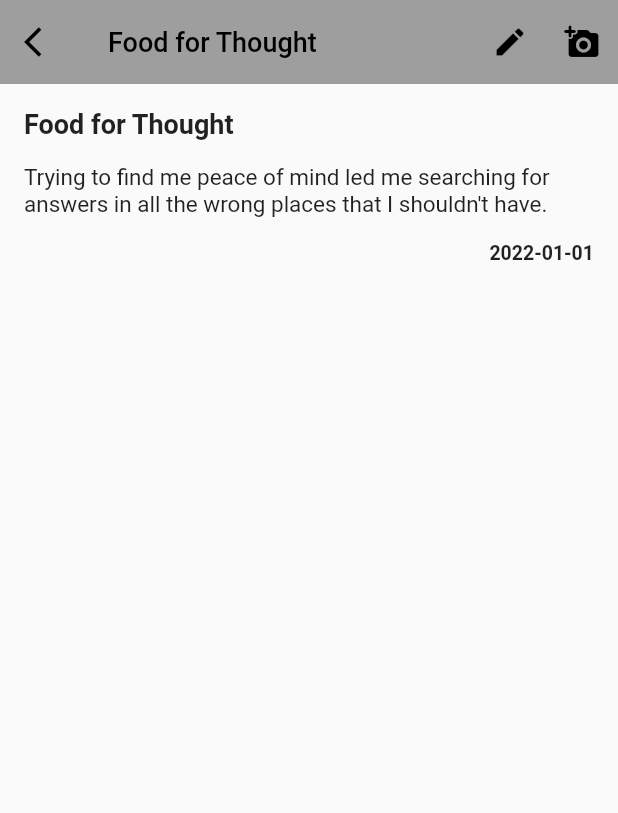
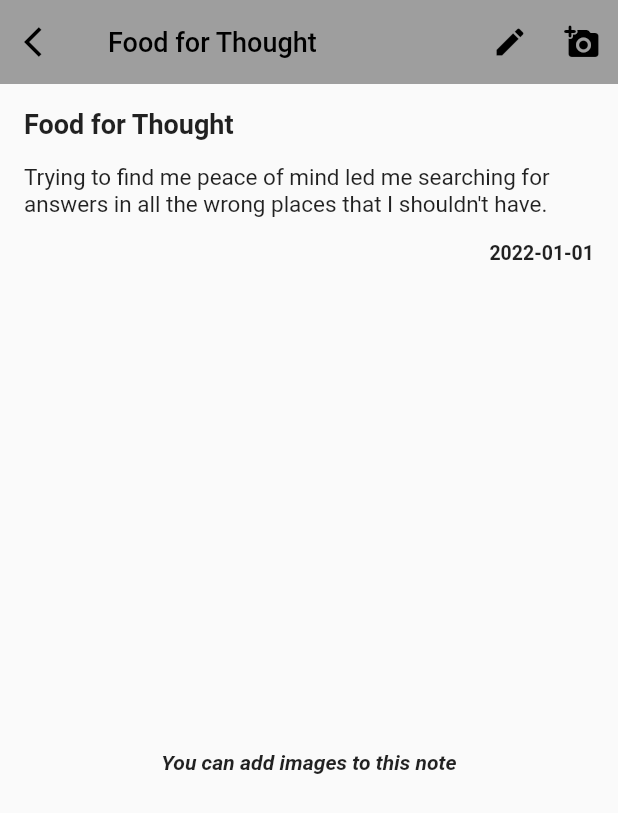
Before and after one commit to abdulwahabhassan/flutter-app, a Flutter app: the screen it shows after launch, after a tap on "Food for Thought", on a phone screen of 412 x 824 dp. Shown: the top 813 px of the screen. Run offline on Flutter 3.47's test engine with Material 2 defaults, Android fonts, the phone set to English and light mode, and no system bars; our stand-ins replace image_picker.

Commit message:
Add image picking

```diff
--- a/lib/main.dart
+++ b/lib/main.dart
@@ -1,4 +1,3 @@
-
 import 'package:flutter/material.dart';
 import 'package:flutter_app/note_details_screen.dart';
 import 'model/note.dart';
@@ -8,7 +7,7 @@ class NotesApp extends StatefulWidget {
   const NotesApp({super.key});
 
   @override
-  State<StatefulWidget> createState() => _NotesAppState();
+  State<NotesApp> createState() => _NotesAppState();
 }
 
 class _NotesAppState extends State<NotesApp> {
@@ -26,12 +25,12 @@ class _NotesAppState extends State<NotesApp> {
                 items: notes,
                 onSelectNote: _setSelectedNote,
               )),
-          if (_selectedNote != null )
+          if (_selectedNote != null)
             MaterialPage(
               key: ValueKey(_selectedNote?.id),
               child: NoteDetailsScreen(note: _selectedNote!),
             )
-          ],
+        ],
         onPopPage: (route, result) {
           if (!route.didPop(result)) {
             return false;
--- a/lib/model/note.dart
+++ b/lib/model/note.dart
@@ -15,79 +15,115 @@ class Note {
         id: 1,
         title: "Food for Thought",
         body:
-            "Trying to find me peace of mind led me searching for answers in all the wrong places that I shouldn't have.",
+            "Trying to find me peace of mind led me searching for answers "
+                "in all the wrong places that I shouldn't have.",
         date: "2022-01-01"),
     Note(
         id: 2,
         title: "100 Reasons to Colonize Mars",
         body:
-            "Mars is the new rave. But amidst all the media hype, are there any genuine and valid reasons as to why we should colonize mars.",
+            "Mars is the new rave. But amidst all the media hype, are there any "
+                "genuine and valid reasons as to why we should colonize mars. "
+                "Trying to find me peace of mind led me searching for answers "
+                "in all the wrong places that I shouldn't have.",
         date: "2022-08-02"),
     Note(
         id: 3,
         title: "Blood and Water",
         body:
-            "It is often said that blood is thicker than water. I would however like to interpret this sentence in a much different context that we can all relate to and realize that the case is not always true. ",
+            "It is often said that blood is thicker than water. "
+                "I would however like to interpret this sentence in a "
+                "much different context that we can all relate to and "
+                "realize that the case is not always true. ",
         date: "2022-04-04"),
     Note(
         id: 4,
         title: "Food for Thought",
         body:
-            "Trying to find me peace of mind led me searching for answers in all the wrong places that I shouldn't have.",
+            "Trying to find me peace of mind led me searching for answers "
+                "in all the wrong places that I shouldn't have.",
         date: "2022-01-01"),
     Note(
         id: 5,
         title: "100 Reasons to Colonize Mars",
         body:
-            "Mars is the new rave. But amidst all the media hype, are there any genuine and valid reasons as to why we should colonize mars.",
+            "Mars is the new rave. But amidst all the media hype,"
+                " are there any genuine and valid reasons as to why"
+                " we should colonize mars.",
         date: "2022-08-02"),
     Note(
         id: 6,
         title: "Blood and Water",
         body:
-            "It is often said that blood is thicker than water. I would however like to interpret this sentence in a much different context that we can all relate to and realize that the case is not always true. ",
+            "It is often said that blood is thicker than water. "
+                "I would however like to interpret this sentence in a "
+                "much different context that we can all relate to and realize "
+                "that the case is not always true. ",
         date: "2022-04-04"),
     Note(
         id: 7,
         title: "Food for Thought",
         body:
-            "Trying to find me peace of mind led me searching for answers in all the wrong places that I shouldn't have.",
+            "Trying to find me peace of mind led me searching for answers "
+                "in all the wrong places that I shouldn't have. Trying to find "
+                "me peace of mind led me searching for answers in all the wrong "
+                "places that I shouldn't have. Trying to find me peace of mind "
+                "led me searching for answers in all the wrong places that I"
+                " shouldn't have. Trying to find me peace of mind led me "
+                "searching for answers in all the wrong places that I "
+                "shouldn't have. Trying to find me peace of mind led me "
+                "searching for answers in all the wrong places that I "
+                "shouldn't have.",
         date: "2022-01-01"),
     Note(
         id: 8,
         title: "100 Reasons to Colonize Mars",
         body:
-            "Mars is the new rave. But amidst all the media hype, are there any genuine and valid reasons as to why we should colonize mars.",
+            "Mars is the new rave. But amidst all the media hype, are there"
+                " any genuine and valid reasons as to why we should "
+                "colonize mars.",
         date: "2022-08-02"),
     Note(
         id: 9,
         title: "Blood and Water",
         body:
-            "It is often said that blood is thicker than water. I would however like to interpret this sentence in a much different context that we can all relate to and realize that the case is not always true. ",
+            "It is often said that blood is thicker than water. "
+                "I would however like to interpret this sentence in a"
+                " much different context that we can all relate to and "
+                "realize that the case is not always true. ",
         date: "2022-04-04"),
     Note(
         id: 10,
         title: "Blood and Water",
         body:
-            "It is often said that blood is thicker than water. I would however like to interpret this sentence in a much different context that we can all relate to and realize that the case is not always true. ",
+            "It is often said that blood is thicker than water. "
+                "I would however like to interpret this sentence in a much "
+                "different context that we can all relate to and realize "
+                "that the case is not always true. ",
         date: "2022-04-04"),
     Note(
         id: 11,
         title: "Food for Thought",
         body:
-            "Trying to find me peace of mind led me searching for answers in all the wrong places that I shouldn't have.",
+            "Trying to find me peace of mind led me searching for answers in"
+                " all the wrong places that I shouldn't have.",
         date: "2022-01-01"),
     Note(
         id: 12,
         title: "100 Reasons to Colonize Mars",
         body:
-            "Mars is the new rave. But amidst all the media hype, are there any genuine and valid reasons as to why we should colonize mars.",
+            "Mars is the new rave. But amidst all the media hype, "
+                "are there any genuine and valid reasons as to why we "
+                "should colonize mars.",
         date: "2022-08-02"),
     Note(
         id: 13,
         title: "Blood and Water",
         body:
-            "It is often said that blood is thicker than water. I would however like to interpret this sentence in a much different context that we can all relate to and realize that the case is not always true. ",
+            "It is often said that blood is thicker than water. "
+                "I would however like to interpret this sentence in a "
+                "much different context that we can all relate to and "
+                "realize that the case is not always true. ",
         date: "2022-04-04")
   ];
 }
--- a/lib/note_details_screen.dart
+++ b/lib/note_details_screen.dart
@@ -1,12 +1,25 @@
 import 'package:flutter/material.dart';
+import 'package:image_picker/image_picker.dart';
+import 'model/note.dart';
+import 'dart:io';
 
-import 'model/note.dart';
-
-
-class NoteDetailsScreen extends StatelessWidget {
-  const NoteDetailsScreen({Key? key, required this.note}) : super(key: key);
+class NoteDetailsScreen extends StatefulWidget {
+  const NoteDetailsScreen({
+    Key? key,
+    required this.note,
+  }) : super(key: key);
 
   final Note note;
+
+  @override
+  State<NoteDetailsScreen> createState() => _NoteDetailsScreenState();
+}
+
+class _NoteDetailsScreenState extends State<NoteDetailsScreen> {
+  List<XFile>? _imageFileList;
+  dynamic _pickImageError;
+  String? _retrieveDataError;
+  final ImagePicker _picker = ImagePicker();
 
   @override
   Widget build(BuildContext context) {
@@ -18,13 +31,17 @@ class NoteDetailsScreen extends StatelessWidget {
             },
             icon: const Icon(Icons.arrow_back_ios)),
         title: Text(
-          note.title,
+          widget.note.title,
           style: const TextStyle(inherit: true, fontSize: 18),
         ),
         actions: [
           IconButton(onPressed: () {}, icon: const Icon(Icons.edit)),
           IconButton(
-              onPressed: () {}, icon: const Icon(Icons.add_a_photo_rounded))
+              onPressed: () {
+                _handleImagePickerPressed(ImageSource.gallery,
+                    context: context, isMultiImage: true);
+              },
+              icon: const Icon(Icons.add_a_photo_rounded))
         ],
         // bottom: TabBar(tabs: ),
         elevation: 0.0,
@@ -38,7 +55,7 @@ class NoteDetailsScreen extends StatelessWidget {
             mainAxisAlignment: MainAxisAlignment.start,
             children: [
               Text(
-                note.title,
+                widget.note.title,
                 style: const TextStyle(
                     inherit: true, fontWeight: FontWeight.bold, fontSize: 18),
               ),
@@ -47,16 +64,14 @@ class NoteDetailsScreen extends StatelessWidget {
                 child: Column(
                   children: [
                     Text(
-                      note.body,
-                      style: const TextStyle(
-                          inherit: true,
-                          fontSize: 15),
+                      widget.note.body,
+                      style: const TextStyle(inherit: true, fontSize: 15),
                     ),
                     Container(
                       alignment: Alignment.centerRight,
                       margin: const EdgeInsets.symmetric(vertical: 16.0),
                       child: Text(
-                        note.date,
+                        widget.note.date,
                         style: const TextStyle(
                             inherit: true,
                             fontWeight: FontWeight.bold,
@@ -65,11 +80,119 @@ class NoteDetailsScreen extends StatelessWidget {
                     ),
                   ],
                 ),
-              )
+              ),
+              Expanded(child: _handlePreview())
             ],
           ),
         ),
       ),
     );
   }
+
+  void _setImageFileListFromFile(XFile? value) {
+    _imageFileList = value == null ? null : <XFile>[value];
+  }
+
+  Future<void> _handleImagePickerPressed(ImageSource source,
+      {BuildContext? context, bool isMultiImage = false}) async {
+    if (isMultiImage) {
+      try {
+        final List<XFile>? pickedFileList = await _picker.pickMultiImage();
+        setState(() {
+          _imageFileList = pickedFileList;
+        });
+      } catch (e) {
+        setState(() {
+          _pickImageError = e;
+        });
+      }
+    } else {
+      try {
+        final XFile? pickedFile = await _picker.pickImage(
+            source: source, maxWidth: 100, maxHeight: 100);
+        setState(() {
+          _setImageFileListFromFile(pickedFile);
+        });
+      } catch (e) {
+        setState(() {
+          _pickImageError = e;
+        });
+      }
+    }
+  }
+
+  Widget _previewImages() {
+    final Text? retrieveError = _getRetrieveErrorWidget();
+    if (retrieveError != null) {
+      return retrieveError;
+    }
+    if (_imageFileList != null) {
+      return GridView.builder(
+        scrollDirection: Axis.vertical,
+        shrinkWrap: true,
+        key: UniqueKey(),
+        itemBuilder: (BuildContext context, int index) {
+          return ClipRRect(
+            borderRadius: BorderRadius.circular(8),
+            child: Image.file(
+              File(_imageFileList![index].path),
+              fit: BoxFit.cover,
+            ),
+          );
+        },
+        itemCount: _imageFileList!.length,
+        gridDelegate: const SliverGridDelegateWithFixedCrossAxisCount(
+            crossAxisCount: 3, crossAxisSpacing: 8, mainAxisSpacing: 8),
+      );
+    } else if (_pickImageError != null) {
+      return Text(
+        'Pick image error: $_pickImageError',
+        style: const TextStyle(inherit: true, fontStyle: FontStyle.italic),
+        textAlign: TextAlign.center,
+      );
+    } else {
+      return Container(
+        alignment: Alignment.center,
+        child: const Text(
+          'You can add images to this note',
+          textAlign: TextAlign.center,
+          style: TextStyle(
+              inherit: true,
+              fontWeight: FontWeight.bold,
+              fontStyle: FontStyle.italic),
+        ),
+      );
+    }
+  }
+
+  Widget _handlePreview() {
+    return _previewImages();
+  }
+
+  Future<void> retrieveLostData() async {
+    final LostDataResponse response = await _picker.retrieveLostData();
+    if (response.isEmpty) {
+      return;
+    }
+    if (response.file != null) {
+      setState(() {
+        if (response.files == null) {
+          _setImageFileListFromFile(response.file);
+        } else {
+          _imageFileList = response.files;
+        }
+      });
+    } else {
+      _retrieveDataError = response.exception!.code;
+    }
+  }
+
+  Text? _getRetrieveErrorWidget() {
+    if (_retrieveDataError != null) {
+      final Text result = Text(_retrieveDataError!);
+      _retrieveDataError = null;
+      return result;
+    }
+    return null;
+  }
 }
--- a/pubspec.yaml
+++ b/pubspec.yaml
@@ -29,6 +29,7 @@ environment:
 dependencies:
   flutter:
     sdk: flutter
+  image_picker: ^0.8.3
 
 
   # The following adds the Cupertino Icons font to your application.
```
Also changed, not shown: lib/route_navigation/note_router_delegate.dart (+75 -75 lines), pubspec.lock, 7 other files.
